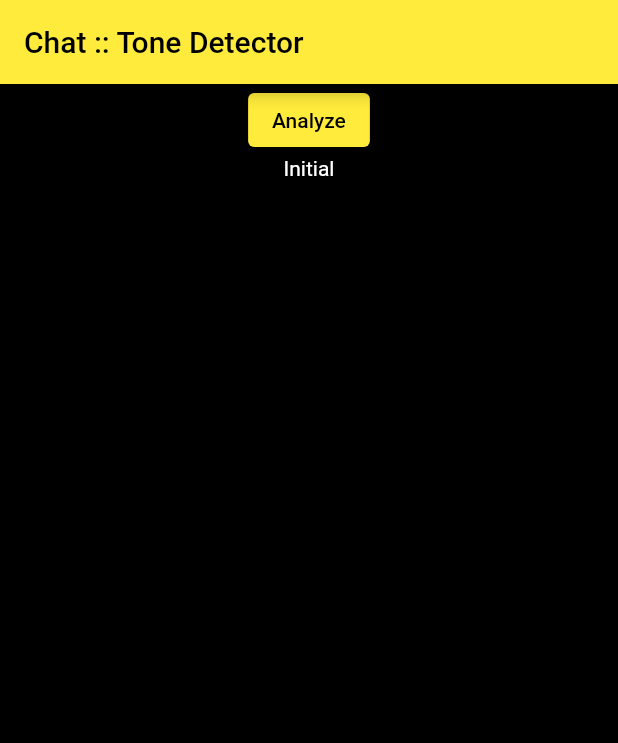
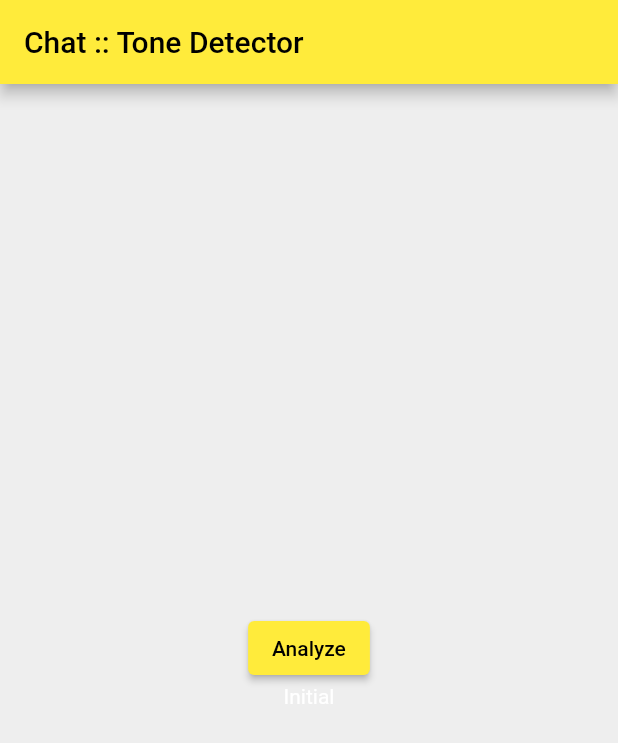
Before and after one commit to vborbely/tone_detector, a Flutter app: the screen it shows after launch, on a phone screen of 412 x 824 dp. Shown: the top 743 px of the screen. Run offline on Flutter 3.47's test engine with Material 2 defaults, Android fonts, the phone set to English and light mode, and no system bars.

Commit message:
Preparation for Pub.dev publish

```diff
--- a/example/lib/main.dart
+++ b/example/lib/main.dart
@@ -6,7 +6,7 @@ import 'package:tone_detector/tone_detector.dart';
 import '.env.dart';
 
 void main() {
-  TD.configure(apiKey: toneDetectorServiceKey);
+  TD.configure(apiKey: toneDetectorServiceKey ?? '');
   runApp(const MyApp());
 }
 
@@ -18,7 +18,7 @@ class MyApp extends StatelessWidget {
     return MaterialApp(
       title: 'Tone Detector Example',
       theme: ThemeData(
-        scaffoldBackgroundColor: Colors.black,
+        scaffoldBackgroundColor: Colors.grey.shade200,
         primarySwatch: Colors.yellow,
         textTheme: const TextTheme(
           bodyLarge: TextStyle(color: Colors.white),
@@ -43,8 +43,12 @@ class MyHomePage extends StatelessWidget {
       ),
       body: Center(
         child: Column(
+          mainAxisSize: MainAxisSize.min,
           children: [
-            ElevatedButton(onPressed: () => controller.analyze('I am angry'), child: const Text('Analyze')),
+            ElevatedButton(
+              onPressed: () => controller.analyze('I am angry', aggressiveness: 0.4),
+              child: const Text('Analyze'),
+            ),
             ToneDetectorWidget(
               controller: controller,
             ),
--- a/example/pubspec.yaml
+++ b/example/pubspec.yaml
@@ -1,6 +1,5 @@
 name: example
 description: An example project to demostrate the usage of tone_detector package.
-publish_to: 'none' # Remove this line if you wish to publish to pub.dev
 
 version: 1.0.0+1
 
--- a/lib/domain/config/config.dart
+++ b/lib/domain/config/config.dart
@@ -1,4 +1,4 @@
-ToneDetectorConfig? _config = null;
+ToneDetectorConfig? _config;
 
 class ToneDetectorConfig {
   final String apiKey;
--- a/lib/tone_detector.dart
+++ b/lib/tone_detector.dart
@@ -2,8 +2,16 @@ library tone_detector;
 
 import 'package:flutter/material.dart';
 import 'package:tone_detector/domain/controller/tone_detector_controller.dart';
-import 'package:tone_detector/domain/entities/tone_analysis.dart';
 
+import 'presentation/widgets/bar_meter.dart';
+
+const _kBarMeterMaxRate = 5;
+
+/// [ToneDetectorWidget] is a widget that displays the tone analysis result.
+/// It uses the [ToneDetectorController] to get the result.
+/// The [ToneDetectorController] can be called with a required [input] text.
+/// The [aggressiveness] value can be used for offline state or development purpose.
+/// The [aggressiveness] value is between 0.0 and 1.0.
 class ToneDetectorWidget extends StatefulWidget {
   final ToneDetectorController controller;
 
@@ -14,35 +22,18 @@ class ToneDetectorWidget extends StatefulWidget {
 }
 
 class _ToneDetectorWidgetState extends State<ToneDetectorWidget> {
-  // @override
-  // void initState() {
-  //   super.initState();
-  //
-  //   widget.controller.stream.addListener(() {
-  //     if (widget.controller.state == ToneDetectorState.success) {
-  //       _toneAnalysis = widget.controller.toneAnalysis;
-  //     }
-  //   });
-  // }
-
   @override
   Widget build(BuildContext context) {
-
     return ValueListenableBuilder(
         valueListenable: widget.controller.stream,
         builder: (context, value, child) {
+          if (value == ToneDetectorState.success) {
+            final aggressive = widget.controller.toneAnalysis?.aggressive ?? 0.0;
+            final rate = aggressive.ceil() * _kBarMeterMaxRate;
 
-          if (value == ToneDetectorState.success) {
-            final aggressive = (widget.controller.toneAnalysis?.aggressive ?? 0.0) > 0.5;
-
-            return Container(
-              width: 100,
-              height: 40,
-              color: aggressive ? Colors.red.shade300 : Colors.greenAccent,
-              child: aggressive ? const Center(child: Text("Aggressive")) : const Text("Not Aggressive"),
-            );
+            return _mainContainer(child: BarMeter(rate: rate));
           } else if (value == ToneDetectorState.loading) {
-            return const CircularProgressIndicator();
+            return _loading();
           } else if (value == ToneDetectorState.error) {
             return const Text("Error");
           } else {
@@ -50,4 +41,19 @@ class _ToneDetectorWidgetState extends State<ToneDetectorWidget> {
           }
         });
   }
+
+  Widget _mainContainer({required Widget child}) {
+    return Container(
+      padding: const EdgeInsets.all(10.0),
+      decoration: BoxDecoration(
+        color: Colors.white,
+        borderRadius: BorderRadius.circular(10.0),
+      ),
+      child: child,
+    );
+  }
+
+  Widget _loading() {
+    return const CircularProgressIndicator();
+  }
 }
--- a/pubspec.yaml
+++ b/pubspec.yaml
@@ -1,7 +1,8 @@
 name: tone_detector
 description: Tone Detector is a flutter package that detects the tone of a given text.
 version: 0.0.1
-homepage:
+homepage: https://www.uira-tervezve.hu
+publish_to:
 
 funding:
   - https://www.buymeacoffee.com/borbelyv
```
Also changed, not shown: lib/domain/controller/tone_detector_controller.dart (+25 -10 lines), lib/network/api.dart (+21 -7 lines), lib/presentation/widgets/bar_meter.dart (added, +54 -0 lines), 3 other files.
